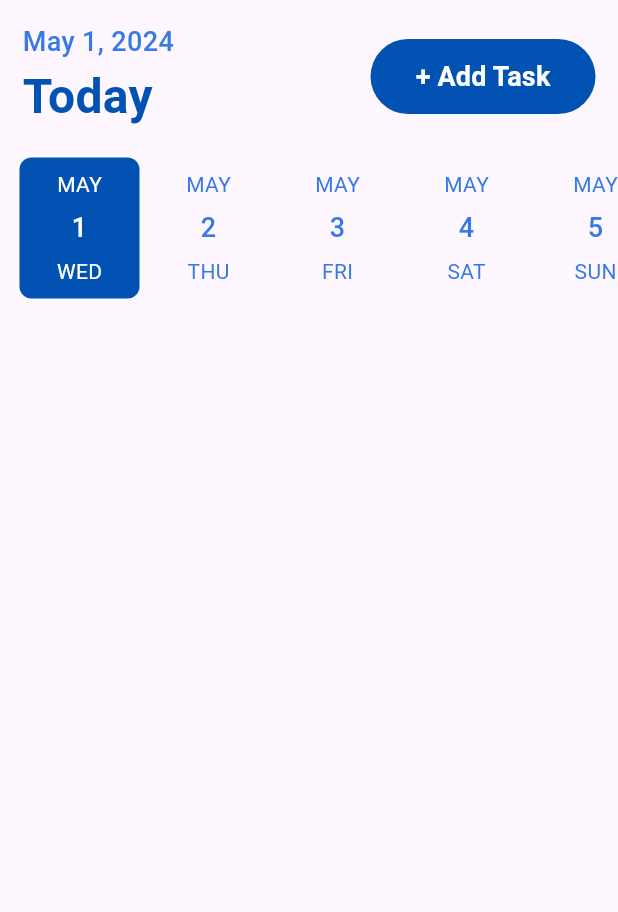
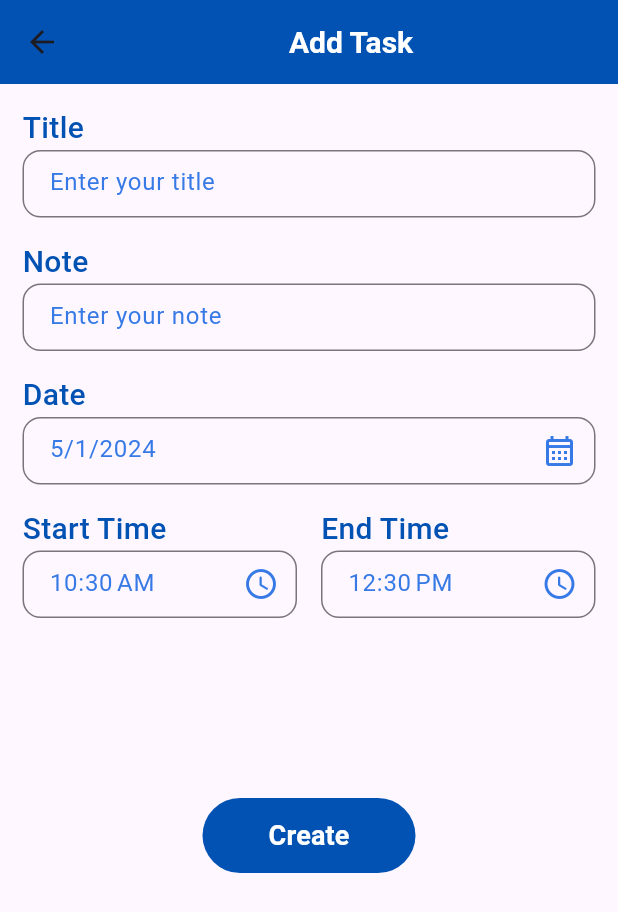
Before and after one commit to RanaMohamed24/Flutter-Project, a Flutter app: the TasksPage screen opened directly, after a tap on "+ Add Task", on a phone screen of 412 x 824 dp. Shown: the top 912 px of the screen. Run offline on Flutter 3.47's test engine with Material 3 defaults, Android fonts, the phone set to English and light mode, and no system bars; our stand-ins replace bloc, cloud_firestore, device_preview, firebase_auth, firebase_core, firebase_crashlytics and 3 more; accounts and stored records are empty.

Commit message:
addTaskPage

```diff
--- a/lib/core/utilities/my_routes.dart
+++ b/lib/core/utilities/my_routes.dart
@@ -7,6 +7,7 @@ import 'package:flutter_project/features/auth/login/view/page/login_page.dart';
 import 'package:flutter_project/features/auth/onboarding/view/page/onboarding.dart';
 import 'package:flutter_project/features/auth/registration/view/page/registration.dart';
 import 'package:flutter_project/features/auth/verfication/view/page/verfication.dart';
+import 'package:flutter_project/features/dashboard/modules/addTask/view/page/add_task_page.dart';
 import 'package:flutter_project/features/dashboard/view/page/dashboard_page.dart';
 
 class MyRoutes {
@@ -42,13 +43,18 @@ class MyRoutes {
         return MaterialPageRoute<dynamic>(
           builder: (BuildContext context) => const OnBoardingPage(),
         );
-        case 'Home':
+      case 'Home':
         return MaterialPageRoute<dynamic>(
           builder: (BuildContext context) => DashboardPage(),
         );
-         case 'Auth':
+      case 'Auth':
         return MaterialPageRoute<dynamic>(
           builder: (BuildContext context) => Auth(),
+        );
+      case 'dashboard':
+      case 'addTask':
+        return MaterialPageRoute<dynamic>(
+          builder: (BuildContext context) => const AddTaskPage(),
         );
 
       default:
--- a/lib/features/dashboard/modules/Tasks/view/components/tasks_widget.dart
+++ b/lib/features/dashboard/modules/Tasks/view/components/tasks_widget.dart
@@ -49,7 +49,9 @@ class TasksWidget extends StatelessWidget {
                           style: const ButtonStyle(
                               backgroundColor:
                                   MaterialStatePropertyAll(PrimaryColor)),
-                          onPressed: () => controller.onPressedButton(context),
+                          onPressed: () {
+                            Navigator.pushNamed(context, 'addTask');
+                          },
                           child: Center(
                             child: Text(
                               "+ Add Task",
--- /dev/null
+++ b/lib/features/dashboard/modules/addTask/controller/cubit/add_task_cubit.dart
@@ -0,0 +1,63 @@
+import 'package:bloc/bloc.dart';
+import 'package:flutter/material.dart';
+import 'package:meta/meta.dart';
+
+part 'add_task_state.dart';
+
+class AddTaskCubit extends Cubit<AddTaskState> {
+  AddTaskCubit() : super(AddTaskInitial());
+
+  DateTime selectedDate = DateTime.now();
+  DateTime selectedStartTime = DateTime.now();
+  DateTime selectedEndTime = DateTime.now();
+
+  Future<void> getDateFromUser(BuildContext context) async {
+    DateTime? pickerDate = await showDatePicker(
+      context: context,
+      initialDate: DateTime.now(),
+      firstDate: DateTime(2015),
+      lastDate: DateTime(2025),
+    );
+
+    if (pickerDate != null) {
+      selectedDate = pickerDate;
+      emit(AddTaskDateChanged(selectedDate));
+    }
+  }
+
+  Future<void> getStartTimeFromUser(BuildContext context) async {
+    TimeOfDay? pickedTime = await showTimePicker(
+      context: context,
+      initialTime: TimeOfDay.fromDateTime(DateTime.now()),
+    );
+
+    if (pickedTime != null) {
+      selectedStartTime = DateTime(
+        selectedDate.year,
+        selectedDate.month,
+        selectedDate.day,
+        pickedTime.hour,
+        pickedTime.minute,
+      );
+      emit(AddTaskStartTimeChanged(selectedStartTime));
+    }
+  }
+
+  Future<void> getEndTimeFromUser(BuildContext context) async {
+    TimeOfDay? pickedEndTime = await showTimePicker(
+      context: context,
+      initialTime: TimeOfDay.fromDateTime(DateTime.now()),
+    );
+
+    if (pickedEndTime != null) {
+      selectedEndTime = DateTime(
+        selectedDate.year,
+        selectedDate.month,
+        selectedDate.day,
+        pickedEndTime.hour,
+        pickedEndTime.minute,
+      );
+      emit(AddTaskEndTimeChanged(selectedEndTime));
+    }
+  }
+}
--- /dev/null
+++ b/lib/features/dashboard/modules/addTask/controller/cubit/add_task_state.dart
@@ -0,0 +1,24 @@
+part of 'add_task_cubit.dart';
+
+@immutable
+sealed class AddTaskState {}
+
+final class AddTaskInitial extends AddTaskState {}
+
+class AddTaskDateChanged extends AddTaskState {
+  final DateTime selectedDate;
+
+  AddTaskDateChanged(this.selectedDate);
+}
+
+class AddTaskStartTimeChanged extends AddTaskState {
+  final DateTime selectedStartTime;
+
+  AddTaskStartTimeChanged(this.selectedStartTime);
+}
+
+class AddTaskEndTimeChanged extends AddTaskState {
+  final DateTime selectedEndTime;
+
+  AddTaskEndTimeChanged(this.selectedEndTime);
+}
--- /dev/null
+++ b/lib/features/dashboard/modules/addTask/view/component/add_task_widget.dart
@@ -0,0 +1,255 @@
+import 'dart:developer';
+
+import 'package:flutter/material.dart';
+import 'package:flutter/widgets.dart';
+import 'package:flutter_bloc/flutter_bloc.dart';
+import 'package:flutter_project/features/dashboard/modules/addTask/controller/cubit/add_task_cubit.dart';
+import 'package:flutter_project/theme.dart';
+import 'package:intl/intl.dart';
+
+class AddTaskWidget extends StatelessWidget {
+  final AddTaskCubit controller;
+  final TextEditingController titleController = TextEditingController();
+  final TextEditingController noteController = TextEditingController();
+  final TextEditingController dateController = TextEditingController();
+  final TextEditingController startTimeController = TextEditingController();
+  final TextEditingController endTimeController = TextEditingController();
+
+  AddTaskWidget({
+    super.key,
+    required this.controller,
+  });
+
+  @override
+  Widget build(BuildContext context) {
+    return BlocBuilder<AddTaskCubit, AddTaskState>(
+      builder: (context, state) {
+        if (state is AddTaskDateChanged) {
+          dateController.text = DateFormat.yMd().format(state.selectedDate);
+        }
+
+        if (state is AddTaskStartTimeChanged) {
+          startTimeController.text =
+              DateFormat.jm().format(state.selectedStartTime);
+        }
+
+        if (state is AddTaskEndTimeChanged) {
+          endTimeController.text =
+              DateFormat.jm().format(state.selectedEndTime);
+        }
+
+        return Scaffold(
+          appBar: AppBar(
+            backgroundColor: PrimaryColor,
+            title: const Center(
+              child: Text(
+                "Add Task",
+                style: TextStyle(
+                  color: Colors.white,
+                  fontSize: 20,
+                  fontWeight: FontWeight.bold,
+                ),
+              ),
+            ),
+            // leading: IconButton(
+            //   onPressed: () {
+            //     Navigator.pushNamed(context, 'dashboard');
+            //   },
+            //   icon: const Icon(Icons.arrow_back_ios_new_rounded),
+            // ),
+          ),
+          body: Container(
+            padding: DefaultPadding,
+            child: SingleChildScrollView(
+              child: Column(
+                crossAxisAlignment: CrossAxisAlignment.start,
+                children: [
+                  Column(
+                    crossAxisAlignment: CrossAxisAlignment.start,
+                    children: [
+                      Text(
+                        "Title",
+                        style: addTaskTitle,
+                      ),
+                      SizedBox(
+                        height: 45,
+                        child: TextFormField(
+                          autovalidateMode: AutovalidateMode.onUserInteraction,
+                          keyboardType: TextInputType.name,
+                          obscureText: false,
+                          decoration: AddTaskFieldDecoration.copyWith(
+                            hintText: "Enter your title",
+                          ),
+                          controller: titleController,
+                        ),
+                      ),
+                    ],
+                  ),
+                  Padding(
+                    padding: const EdgeInsets.only(top: 15),
+                    child: Column(
+                      crossAxisAlignment: CrossAxisAlignment.start,
+                      children: [
+                        Text(
+                          "Note",
+                          style: addTaskTitle,
+                        ),
+                        SizedBox(
+                          height: 45,
+                          child: TextFormField(
+                            autovalidateMode:
+                                AutovalidateMode.onUserInteraction,
+                            keyboardType: TextInputType.name,
+                            obscureText: false,
+                            decoration: AddTaskFieldDecoration.copyWith(
+                              hintText: "Enter your note",
+                            ),
+                            controller: noteController,
+                          ),
+                        ),
+                      ],
+                    ),
+                  ),
+                  Padding(
+                    padding: const EdgeInsets.only(top: 15),
+                    child: Column(
+                      crossAxisAlignment: CrossAxisAlignment.start,
+                      children: [
+                        Text(
+                          "Date",
+                          style: addTaskTitle,
+                        ),
+                        SizedBox(
+                          height: 45,
+                          child: TextFormField(
+                            autovalidateMode:
+                                AutovalidateMode.onUserInteraction,
+                            keyboardType: TextInputType.name,
+                            obscureText: false,
+                            decoration: AddTaskFieldDecoration.copyWith(
+                              hintText: DateFormat.yMd().format(DateTime.now()),
+                              suffixIcon: IconButton(
+                                onPressed: () {
+                                  controller.getDateFromUser(context);
+                                },
+                                icon: const Icon(
+                                  Icons.calendar_month_outlined,
+                                  color: SecondaryColor,
+                                ),
+                              ),
+                            ),
+                            controller: dateController,
+                          ),
+                        ),
+                      ],
+                    ),
+                  ),
+                  Padding(
+                    padding: const EdgeInsets.only(top: 15),
+                    child: Row(
+                      children: [
+                        Expanded(
+                          child: Column(
+                            crossAxisAlignment: CrossAxisAlignment.start,
+                            children: [
+                              Text(
+                                "Start Time",
+                                style: addTaskTitle,
+                              ),
+                              SizedBox(
+                                height: 45,
+                                child: TextFormField(
+                                  autovalidateMode:
+                                      AutovalidateMode.onUserInteraction,
+                                  keyboardType: TextInputType.name,
+                                  obscureText: false,
+                                  decoration: AddTaskFieldDecoration.copyWith(
+                                    hintText:
+                                        DateFormat.jm().format(DateTime.now()),
+                                    suffixIcon: IconButton(
+                                      onPressed: () {
+                                        controller
+                                            .getStartTimeFromUser(context);
+                                      },
+                                      icon: const Icon(
+                                        Icons.access_time_rounded,
+                                        color: SecondaryColor,
+                                      ),
+                                    ),
+                                  ),
+                                  controller: startTimeController,
+                                ),
+                              ),
+                            ],
+                          ),
+                        ),
+                        const SizedBox(width: 16),
+                        Expanded(
+                          child: Column(
+                            crossAxisAlignment: CrossAxisAlignment.start,
+                            children: [
+                              Text(
+                                "End Time",
+                                style: addTaskTitle,
+                              ),
+                              SizedBox(
+                                height: 45,
+                                child: TextFormField(
+                                  autovalidateMode:
+                                      AutovalidateMode.onUserInteraction,
+                                  keyboardType: TextInputType.name,
+                                  obscureText: false,
+                                  decoration: AddTaskFieldDecoration.copyWith(
+                                    hintText: DateFormat.jm().format(
+                                        DateTime.now()
+                                            .add(const Duration(hours: 2))),
+                                    suffixIcon: IconButton(
+                                      onPressed: () {
+                                        controller.getEndTimeFromUser(context);
+                                      },
+                                      icon: const Icon(
+                                        Icons.access_time_rounded,
+                                        color: SecondaryColor,
+                                      ),
+                                    ),
+                                  ),
+                                  controller: endTimeController,
+                                ),
+                              ),
+                            ],
+                          ),
+                        ),
+                      ],
+                    ),
+                  ),
+                  Padding(
+                    padding: const EdgeInsets.all(120),
+                    child: Column(
+                      crossAxisAlignment: CrossAxisAlignment.center,
+                      children: [
+                        SizedBox(
+                          width: 150.0,
+                          height: 50.0,
+                          child: FilledButton(
+                            style: const ButtonStyle(
+                                backgroundColor:
+                                    MaterialStatePropertyAll(PrimaryColor)),
+                            onPressed: () {},
+                            child: Text(
+                              'Create',
+                              style: textButton.copyWith(color: Colors.white),
+                            ),
+                          ),
+                        ),
+                      ],
+                    ),
+                  ),
+                ],
+              ),
+            ),
+          ),
+        );
+      },
+    );
+  }
+}
--- /dev/null
+++ b/lib/features/dashboard/modules/addTask/view/page/add_task_page.dart
@@ -0,0 +1,27 @@
+// ignore_for_file: unused_local_variable
+
+import 'package:flutter/material.dart';
+import 'package:flutter_bloc/flutter_bloc.dart';
+import 'package:flutter_project/features/dashboard/modules/addTask/controller/cubit/add_task_cubit.dart';
+import 'package:flutter_project/features/dashboard/modules/addTask/view/component/add_task_widget.dart';
+
+class AddTaskPage extends StatelessWidget {
+  const AddTaskPage({super.key});
+
+  @override
+  Widget build(BuildContext context) {
+    return BlocProvider(
+      create: (context) => AddTaskCubit(),
+      child: BlocBuilder<AddTaskCubit, AddTaskState>(
+        builder: (context, state) {
+          AddTaskCubit controller = context.read<AddTaskCubit>();
+          return Scaffold(
+            body: AddTaskWidget(
+              controller: controller,
+            ),
+          );
+        },
+      ),
+    );
+  }
+}
--- a/lib/theme.dart
+++ b/lib/theme.dart
@@ -27,6 +27,9 @@ TextStyle onboardingTitle = const TextStyle(
 TextStyle onboardingSubTitle = const TextStyle(
     color: SecondaryColor, fontSize: 14, fontWeight: FontWeight.w500);
 
+TextStyle addTaskTitle = const TextStyle(
+    color: PrimaryColor, fontSize: 20, fontWeight: FontWeight.w500);
+
 InputDecoration TextFieldDecoration = InputDecoration(
   hintText: "hint",
   hintStyle: const TextStyle(color: SecondaryColor),
@@ -52,6 +55,17 @@ InputDecoration OtpTextFieldDecoration = InputDecoration(
       borderRadius: BorderRadius.circular(20)),
 );
 
+InputDecoration AddTaskFieldDecoration = InputDecoration(
+    hintText: "hint",
+    hintStyle: const TextStyle(color: SecondaryColor),
+    border: OutlineInputBorder(
+        borderSide: const BorderSide(color: SecondaryColor),
+        borderRadius: BorderRadius.circular(12)),
+    focusedBorder: OutlineInputBorder(
+        borderSide: const BorderSide(color: PrimaryColor, width: 1.5),
+        borderRadius: BorderRadius.circular(12)),
+    contentPadding: const EdgeInsets.only(left: 14, top: 12, bottom: 12));
+
 extension MyContextExtenction on BuildContext {
   double get width => MediaQuery.of(this).size.width;
   double get height => MediaQuery.of(this).size.height;
```
